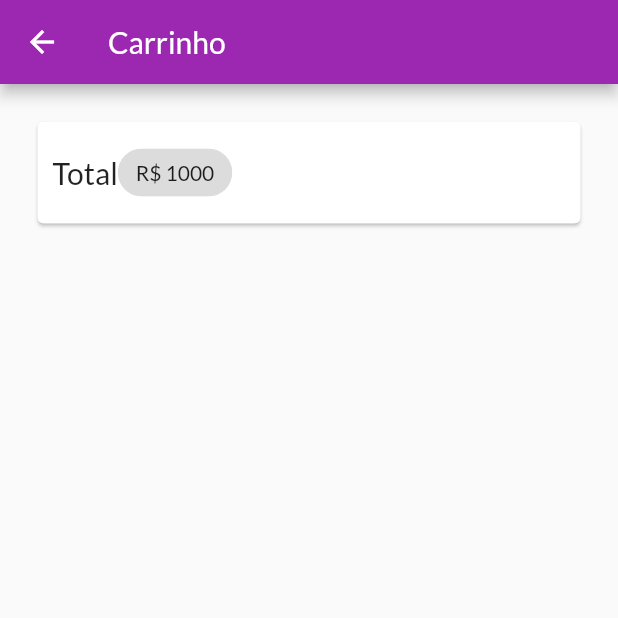
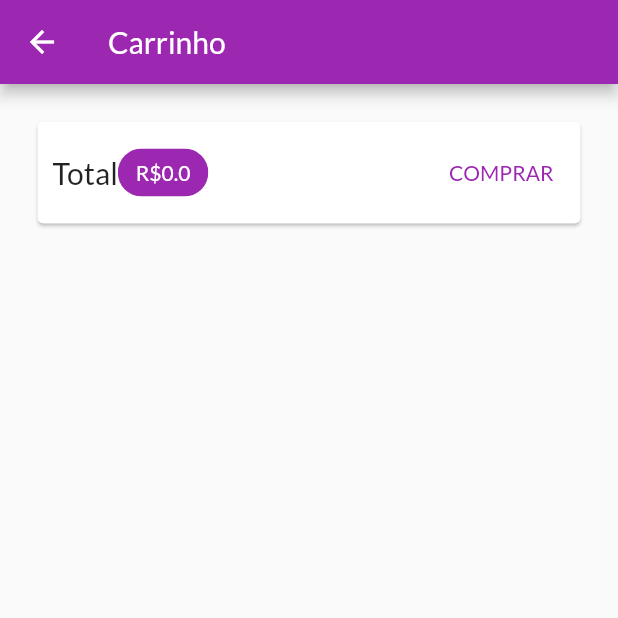
Before and after one commit to FilipeIlunga/ecommerce, a Flutter app: the CartScreen screen opened by its route, on a phone screen of 412 x 824 dp, the top half of it. Run offline on Flutter 3.47's test engine with Material 2 defaults, Android fonts, the phone set to English and light mode, and no system bars; network calls fail.

Commit message:
Add ButItems card

```diff
--- a/lib/views/cartScreen.dart
+++ b/lib/views/cartScreen.dart
@@ -1,8 +1,11 @@
 import 'package:flutter/material.dart';
+import 'package:provider/provider.dart';
+import 'package:shop/providers/cart.dart';
 
 class CartScreen extends StatelessWidget {
   @override
   Widget build(BuildContext context) {
+    final Cart cart = Provider.of(context);
     return Scaffold(
       appBar: AppBar(
         title: Text("Carrinho"),
@@ -14,12 +17,28 @@ class CartScreen extends StatelessWidget {
             child: Padding(
               padding: EdgeInsets.all(10),
               child: Row(
+                mainAxisAlignment: MainAxisAlignment.spaceBetween,
                 children: [
                   Text(
                     "Total",
                     style: TextStyle(fontSize: 20),
                   ),
-                  Chip(label: Text("R\$ 1000"))
+                  Chip(
+                    label: Text("R\$${cart.totalAmount}",
+                        style: TextStyle(
+                            color: Theme.of(context)
+                                .primaryTextTheme
+                                .headline6
+                                .color)),
+                    backgroundColor: Theme.of(context).primaryColor,
+                  ),
+                  Spacer(),
+                  TextButton(
+                      onPressed: null,
+                      child: Text("COMPRAR",
+                          style: TextStyle(
+                            color: Theme.of(context).primaryColor,
+                          )))
                 ],
               ),
             ),
```
